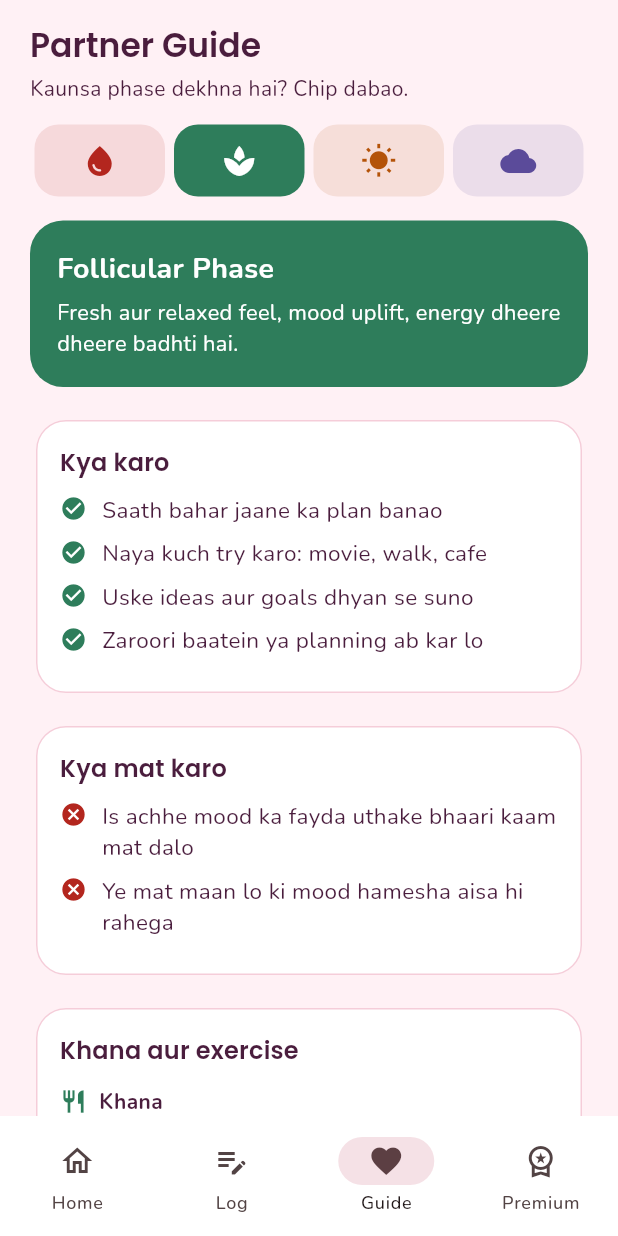
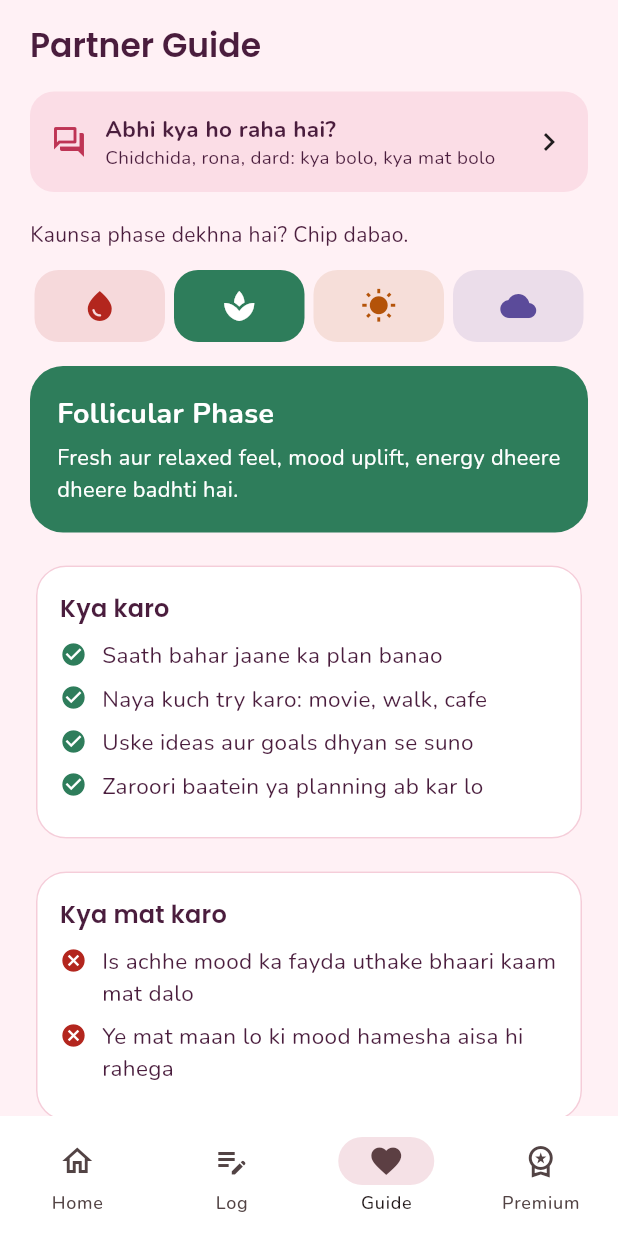
Before and after one commit to SirajAbbas12/menstrual-partner-app, a Flutter app: the screen it shows after launch, item 3 of the bottom bar chosen, on a phone screen of 412 x 824 dp. Run offline on Flutter 3.47's test engine with Material 3 defaults, Android fonts, the phone set to English and light mode, and no system bars; our stand-ins replace flutter_riverpod, google_fonts, hive_flutter; accounts and stored records are empty.

Commit message:
Guide situations

```diff
--- a/lib/features/cycle/presentation/home_extras.dart
+++ b/lib/features/cycle/presentation/home_extras.dart
@@ -42,7 +42,7 @@ class _Day extends StatelessWidget {
     ).phase;
     return Column(
       children: [
-        Text(DateFormat('E').format(date).substring(0, 1),
+        Text(DateFormat('E').format(date),
             style: const TextStyle(fontSize: 12, fontWeight: FontWeight.w600)),
         const SizedBox(height: 6),
         Container(
--- /dev/null
+++ b/lib/features/guide/guide_content.dart
@@ -0,0 +1,53 @@
+class Situation {
+  final String title;
+  final String why;
+  final String say;
+  final String dont;
+  final String doIt;
+  const Situation(this.title, this.why, this.say, this.dont, this.doIt);
+}
+
+const situations = <Situation>[
+  Situation(
+    'Wo chidchida rahi hai',
+    'Cycle ke kuch dino mein hormones badalte hain, aur chhoti baat bhi zyada chubh sakti hai.',
+    'Lagta hai aaj din bhaari hai. Kuch madad karun?',
+    '"Itna react kyun kar rahi ho?" ya "Phir se mood kharab?"',
+    'Thodi jagah do, shaant raho, aur ek chhota kaam apne upar le lo.',
+  ),
+  Situation(
+    'Wo ro rahi hai ya bahut emotional hai',
+    'Hormones aur thakaan se emotions tez ho sakte hain. Zaroori nahi ki koi badi wajah ho.',
+    'Main yahin hun. Tum jo bhi feel kar rahi ho, theek hai.',
+    '"Ro mat" ya "Itni si baat par?"',
+    'Paas baitho ya gale lagao. Hal batane ki jaldi mat karo, bas suno.',
+  ),
+  Situation(
+    'Cramps ya dard hai',
+    'Period mein uterus ke sikudne se dard hota hai.',
+    'Garam paani ki bottle laun? Tum aaram karo, baaki mujhpar chhod do.',
+    '"Ye to sabko hota hai" ya "Itna dard normal hai"',
+    'Heating pad, garam chai, halka khana. Dard bahut zyada ya anokha ho to doctor ko dikhao.',
+  ),
+  Situation(
+    'Wo chup hai ya door-door hai',
+    'Thakaan ya low mood mein kuch log akele rehna chahte hain.',
+    'Mujhe tumhari parwah hai. Jab baat karni ho, bata dena.',
+    '"Kya hua? Bolo na!" baar-baar poochhna',
+    'Paas rehkar chhota support do: paani, khana, ek pyara message.',
+  ),
+  Situation(
+    'Wo bahut thaki hui hai',
+    'Period ke dauran ya pehle energy kam ho sakti hai.',
+    'Aaj koi plan nahi. Tum aaram karo.',
+    '"Itni der se so rahi ho?" ya "Aalas mat karo"',
+    'Ghar ke kaam baant lo, aur achhi neend ka mauka do.',
+  ),
+  Situation(
+    'Bahas ho gayi',
+    'Mood sensitive ho to bahas jaldi bhadakti hai.',
+    'Maaf karna. Main sunne ko taiyar hun. Thodi der baad aaram se baat karein?',
+    '"Tum hamesha aisa karti ho"',
+    'Pehle shaant ho jao, phir baat karo, aur apni galti maan lo.',
+  ),
+];
--- a/lib/features/guide/guide_screen.dart
+++ b/lib/features/guide/guide_screen.dart
@@ -5,6 +5,7 @@ import '../cycle/domain/cycle_calculator.dart';
 import '../cycle/domain/cycle_phase.dart';
 import '../cycle/providers/cycle_provider.dart';
 import 'wellness_card.dart';
+import 'guide_shortcuts.dart';
 
 typedef _Tips = ({List<String> dos, List<String> donts, String say});
 
@@ -98,6 +99,9 @@ class _GuideScreenState extends ConsumerState<GuideScreen> {
         children: [
           Text('Partner Guide', style: theme.textTheme.headlineSmall),
           const SizedBox(height: 4),
+          const SizedBox(height: 12),
+          const GuideShortcuts(),
+          const SizedBox(height: 18),
           const Text('Kaunsa phase dekhna hai? Chip dabao.'),
           const SizedBox(height: 14),
           Row(
--- /dev/null
+++ b/lib/features/guide/guide_shortcuts.dart
@@ -0,0 +1,69 @@
+import 'package:flutter/material.dart';
+import '../../core/theme/app_theme.dart';
+import 'situations_screen.dart';
+
+class GuideShortcuts extends StatelessWidget {
+  const GuideShortcuts({super.key});
+
+  @override
+  Widget build(BuildContext context) {
+    return Column(
+      children: [
+        _Tile(
+          icon: Icons.forum_outlined,
+          title: 'Abhi kya ho raha hai?',
+          sub: 'Chidchida, rona, dard: kya bolo, kya mat bolo',
+          onTap: () => Navigator.of(context).push(
+            MaterialPageRoute(builder: (_) => const SituationsScreen()),
+          ),
+        ),
+      ],
+    );
+  }
+}
+
+class _Tile extends StatelessWidget {
+  final IconData icon;
+  final String title;
+  final String sub;
+  final VoidCallback onTap;
+  const _Tile({
+    required this.icon,
+    required this.title,
+    required this.sub,
+    required this.onTap,
+  });
+
+  @override
+  Widget build(BuildContext context) {
+    return Material(
+      color: AppColors.blushDeep,
+      borderRadius: BorderRadius.circular(16),
+      child: InkWell(
+        borderRadius: BorderRadius.circular(16),
+        onTap: onTap,
+        child: Padding(
+          padding: const EdgeInsets.all(14),
+          child: Row(
+            children: [
+              Icon(icon, color: AppColors.rose),
+              const SizedBox(width: 12),
+              Expanded(
+                child: Column(
+                  crossAxisAlignment: CrossAxisAlignment.start,
+                  children: [
+                    Text(title,
+                        style: const TextStyle(
+                            fontSize: 15, fontWeight: FontWeight.w700)),
+                    Text(sub, style: const TextStyle(fontSize: 12.5)),
+                  ],
+                ),
+              ),
+              const Icon(Icons.chevron_right),
+            ],
+          ),
+        ),
+      ),
+    );
+  }
+}
```
Also changed, not shown: lib/features/guide/situations_screen.dart (added, +97 -0 lines).
